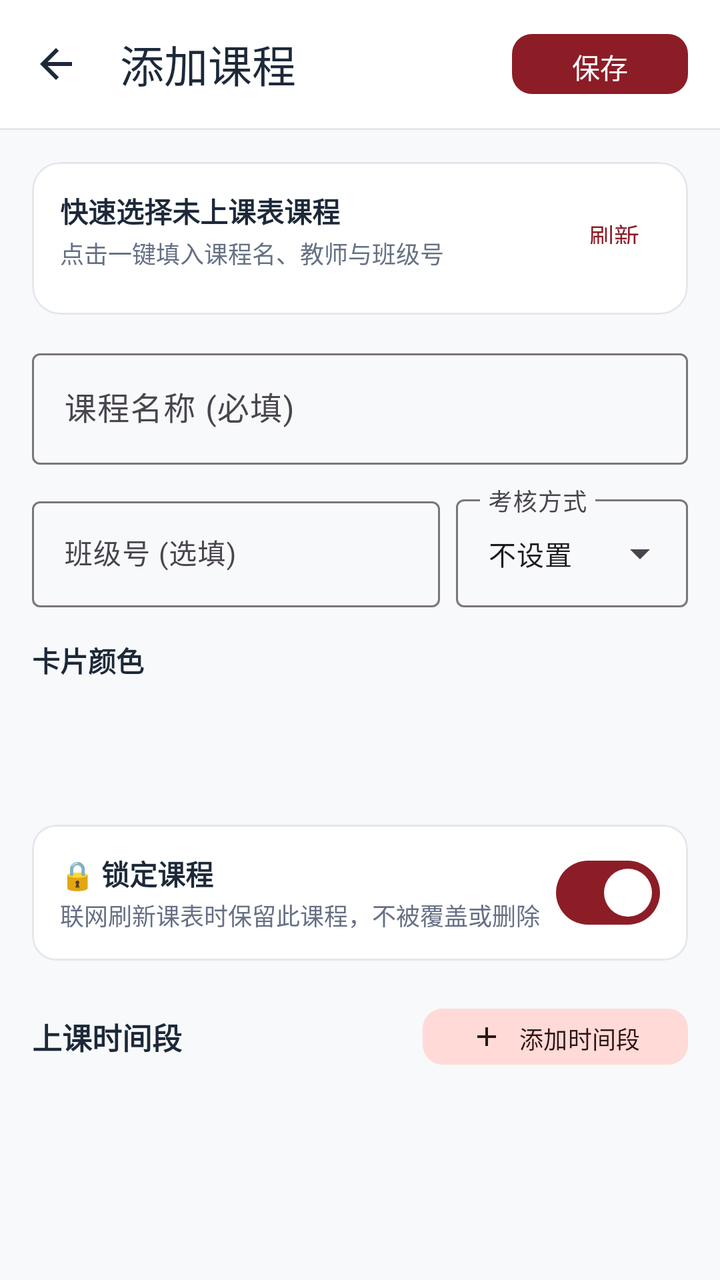
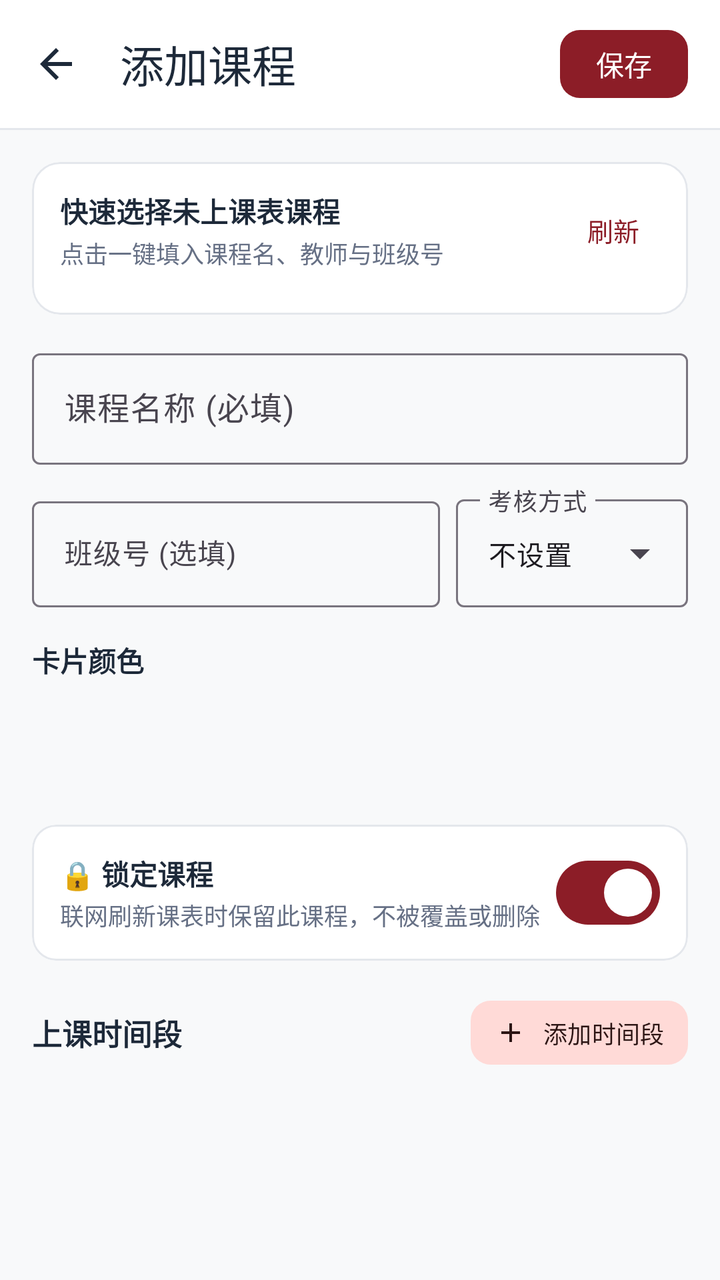

Before-and-after screenshots of an Android layout around one commit, followed by the original layout XML and the change that was made.
<!-- AndroidManifest.xml: application theme Theme.UsstJwgl -->
<!-- res/layout/activity_add_course.xml -->
<?xml version="1.0" encoding="utf-8"?>
<LinearLayout xmlns:android="http://schemas.android.com/apk/res/android"
    xmlns:app="http://schemas.android.com/apk/res-auto"
    android:layout_width="match_parent"
    android:layout_height="match_parent"
    android:fitsSystemWindows="true"
    android:background="@color/background"
    android:orientation="vertical">

    
    <com.google.android.material.appbar.MaterialToolbar
        android:id="@+id/toolbarAddCourse"
        android:layout_width="match_parent"
        android:layout_height="?attr/actionBarSize"
        android:background="@color/surface"
        app:navigationIcon="@drawable/ic_arrow_back"
        app:title="添加课程"
        app:titleTextColor="@color/text_primary">

        <com.google.android.material.button.MaterialButton
            android:id="@+id/btnSaveCourse"
            style="@style/Widget.Material3.Button"
            android:layout_width="wrap_content"
            android:layout_height="38dp"
            android:layout_gravity="end"
            android:layout_marginEnd="16dp"
            android:text="保存"
            app:cornerRadius="10dp" />
    </com.google.android.material.appbar.MaterialToolbar>

    <View
        android:layout_width="match_parent"
        android:layout_height="1dp"
        android:background="@color/border" />

    <androidx.core.widget.NestedScrollView
        android:layout_width="match_parent"
        android:layout_height="0dp"
        android:layout_weight="1"
        android:fillViewport="true">

        <LinearLayout
            android:layout_width="match_parent"
            android:layout_height="wrap_content"
            android:orientation="vertical"
            android:padding="16dp">

            
            <com.google.android.material.card.MaterialCardView
                android:id="@+id/cardQuickPickUnscheduled"
                android:layout_width="match_parent"
                android:layout_height="wrap_content"
                android:layout_marginBottom="14dp"
                app:cardBackgroundColor="@color/surface"
                app:cardCornerRadius="14dp"
                app:cardElevation="0dp"
                app:strokeColor="@color/border"
                app:strokeWidth="1dp">

                <LinearLayout
                    android:layout_width="match_parent"
                    android:layout_height="wrap_content"
                    android:orientation="vertical"
                    android:padding="14dp">

                    <LinearLayout
                        android:layout_width="match_parent"
                        android:layout_height="wrap_content"
                        android:gravity="center_vertical"
                        android:orientation="horizontal">

                        <LinearLayout
                            android:layout_width="0dp"
                            android:layout_height="wrap_content"
                            android:layout_weight="1"
                            android:orientation="vertical">

                            <TextView
                                android:layout_width="wrap_content"
                                android:layout_height="wrap_content"
                                android:text="快速选择未上课表课程"
                                android:textColor="@color/text_primary"
                                android:textSize="14sp"
                                android:textStyle="bold" />

                            <TextView
                                android:id="@+id/tvUnscheduledHint"
                                android:layout_width="wrap_content"
                                android:layout_height="wrap_content"
                                android:layout_marginTop="2dp"
                                android:text="点击一键填入课程名、教师与班级号"
                                android:textColor="@color/text_secondary"
                                android:textSize="12sp" />
                        </LinearLayout>

                        <ProgressBar
                            android:id="@+id/progressUnscheduled"
                            style="?android:attr/progressBarStyleSmall"
                            android:layout_width="18dp"
                            android:layout_height="18dp"
                            android:layout_marginEnd="6dp"
                            android:visibility="gone" />

                        <com.google.android.material.button.MaterialButton
                            android:id="@+id/btnRefreshUnscheduled"
                            style="@style/Widget.Material3.Button.TextButton"
                            android:layout_width="wrap_content"
                            android:layout_height="34dp"
                            android:minWidth="0dp"
                            android:paddingHorizontal="10dp"
                            android:text="刷新"
                            android:textSize="12.5sp" />
                    </LinearLayout>

                    <TextView
                        android:id="@+id/tvUnscheduledEmpty"
                        android:layout_width="match_parent"
                        android:layout_height="wrap_content"
                        android:layout_marginTop="8dp"
                        android:text="本学期暂无未上课表的课程，可手动填写"
                        android:textColor="@color/text_tertiary"
                        android:textSize="12sp"
                        android:visibility="gone" />

                    <LinearLayout
                        android:id="@+id/llUnscheduledList"
                        android:layout_width="match_parent"
                        android:layout_height="wrap_content"
                        android:layout_marginTop="8dp"
                        android:orientation="vertical" />
                </LinearLayout>
            </com.google.android.material.card.MaterialCardView>

            
            <com.google.android.material.textfield.TextInputLayout
                style="@style/Widget.Material3.TextInputLayout.OutlinedBox"
                android:layout_width="match_parent"
                android:layout_height="wrap_content"
                android:hint="课程名称 (必填)">

                <com.google.android.material.textfield.TextInputEditText
                    android:id="@+id/etCourseName"
                    android:layout_width="match_parent"
                    android:layout_height="wrap_content"
                    android:singleLine="true"
                    android:textSize="16sp" />
            </com.google.android.material.textfield.TextInputLayout>

            
            <LinearLayout
                android:layout_width="match_parent"
                android:layout_height="wrap_content"
                android:layout_marginTop="12dp"
                android:orientation="horizontal">

                <com.google.android.material.textfield.TextInputLayout
                    style="@style/Widget.Material3.TextInputLayout.OutlinedBox"
                    android:layout_width="0dp"
                    android:layout_height="wrap_content"
                    android:layout_weight="1"
                    android:layout_marginEnd="8dp"
                    android:hint="班级号 (选填)">

                    <com.google.android.material.textfield.TextInputEditText
                        android:id="@+id/etClassCode"
                        android:layout_width="match_parent"
                        android:layout_height="wrap_content"
                        android:singleLine="true"
                        android:textSize="14sp" />
                </com.google.android.material.textfield.TextInputLayout>

                <com.google.android.material.textfield.TextInputLayout
                    style="@style/Widget.Material3.TextInputLayout.OutlinedBox.ExposedDropdownMenu"
                    android:layout_width="116dp"
                    android:layout_height="wrap_content"
                    android:hint="考核方式">

                    <AutoCompleteTextView
                        android:id="@+id/actvExamType"
                        android:layout_width="match_parent"
                        android:layout_height="wrap_content"
                        android:inputType="none"
                        android:text="不设置"
                        android:textSize="13.5sp" />
                </com.google.android.material.textfield.TextInputLayout>
            </LinearLayout>

            
            <TextView
                android:layout_width="wrap_content"
                android:layout_height="wrap_content"
                android:layout_marginTop="16dp"
                android:text="卡片颜色"
                android:textColor="@color/text_primary"
                android:textSize="14sp"
                android:textStyle="bold" />

            <HorizontalScrollView
                android:layout_width="match_parent"
                android:layout_height="wrap_content"
                android:layout_marginTop="8dp"
                android:scrollbars="none">

                <LinearLayout
                    android:id="@+id/llColorPalette"
                    android:layout_width="wrap_content"
                    android:layout_height="48dp"
                    android:gravity="center_vertical"
                    android:orientation="horizontal">
                    
                </LinearLayout>
            </HorizontalScrollView>

            
            <com.google.android.material.card.MaterialCardView
                android:id="@+id/cardLockCourse"
                android:layout_width="match_parent"
                android:layout_height="wrap_content"
                android:layout_marginTop="16dp"
                app:cardBackgroundColor="@color/surface"
                app:cardCornerRadius="12dp"
                app:cardElevation="0dp"
                app:strokeColor="@color/border"
                app:strokeWidth="1dp">

                <LinearLayout
                    android:layout_width="match_parent"
                    android:layout_height="wrap_content"
                    android:gravity="center_vertical"
                    android:orientation="horizontal"
                    android:paddingHorizontal="14dp"
                    android:paddingVertical="10dp">

                    <LinearLayout
                        android:layout_width="0dp"
                        android:layout_height="wrap_content"
                        android:layout_weight="1"
                        android:orientation="vertical">

                        <TextView
                            android:layout_width="wrap_content"
                            android:layout_height="wrap_content"
                            android:text="🔒 锁定课程"
                            android:textColor="@color/text_primary"
                            android:textSize="14sp"
                            android:textStyle="bold" />

                        <TextView
                            android:layout_width="wrap_content"
                            android:layout_height="wrap_content"
                            android:layout_marginTop="2dp"
                            android:text="联网刷新课表时保留此课程，不被覆盖或删除"
                            android:textColor="@color/text_secondary"
                            android:textSize="12sp" />
                    </LinearLayout>

                    <com.google.android.material.materialswitch.MaterialSwitch
                        android:id="@+id/switchLockCourse"
                        android:layout_width="wrap_content"
                        android:layout_height="wrap_content"
                        android:checked="true" />
                </LinearLayout>
            </com.google.android.material.card.MaterialCardView>

            
            <LinearLayout
                android:layout_width="match_parent"
                android:layout_height="wrap_content"
                android:layout_marginTop="20dp"
                android:gravity="center_vertical"
                android:orientation="horizontal">

                <TextView
                    android:layout_width="0dp"
                    android:layout_height="wrap_content"
                    android:layout_weight="1"
                    android:text="上课时间段"
                    android:textColor="@color/text_primary"
                    android:textSize="15sp"
                    android:textStyle="bold" />

                <com.google.android.material.button.MaterialButton
                    android:id="@+id/btnAddSlot"
                    style="@style/Widget.Material3.Button.TonalButton"
                    android:layout_width="wrap_content"
                    android:layout_height="36dp"
                    android:text="添加时间段"
                    android:textSize="12sp"
                    app:cornerRadius="10dp"
                    app:icon="@drawable/ic_add"
                    app:iconGravity="textStart"
                    app:iconSize="16dp" />
            </LinearLayout>

            
            <LinearLayout
                android:id="@+id/llSlotsContainer"
                android:layout_width="match_parent"
                android:layout_height="wrap_content"
                android:layout_marginTop="8dp"
                android:orientation="vertical">
                
            </LinearLayout>

        </LinearLayout>
    </androidx.core.widget.NestedScrollView>

</LinearLayout>
<!-- resources referenced by this layout -->
<resources>
  <color name="background">#F8F9FA</color>
  <color name="border">#E4E7EC</color>
  <color name="surface">#FFFFFF</color>
  <color name="text_primary">#1D2939</color>
  <color name="text_secondary">#667085</color>
  <color name="text_tertiary">#98A2B3</color>
  <!-- drawable ic_add (drawable) -->
  <vector xmlns:android="http://schemas.android.com/apk/res/android"
      android:width="24dp"
      android:height="24dp"
      android:viewportWidth="24"
      android:viewportHeight="24">
    <path
        android:fillColor="#FF000000"
        android:pathData="M19,13h-6v6h-2v-6H5v-2h6V5h2v6h6v2z"/>
  </vector>
  <!-- drawable ic_arrow_back (drawable) -->
  <vector xmlns:android="http://schemas.android.com/apk/res/android"
      android:width="24dp"
      android:height="24dp"
      android:viewportWidth="24"
      android:viewportHeight="24">
    <path
        android:fillColor="@color/text_primary"
        android:pathData="M20,11H7.83l5.59,-5.59L12,4l-8,8 8,8 1.41,-1.41L7.83,13H20v-2z"/>
  </vector>
  <style name="Theme.UsstJwgl" parent="Theme.Material3.DayNight.NoActionBar">
          <item name="colorPrimary">@color/primary</item>
          <item name="colorOnPrimary">@color/on_primary</item>
          <item name="colorPrimaryContainer">@color/primary_container</item>
          <item name="colorOnPrimaryContainer">@color/on_primary_container</item>
  
          <item name="colorSecondary">@color/secondary</item>
          <item name="colorSecondaryContainer">@color/secondary_container</item>
          <item name="colorOnSecondaryContainer">@color/on_secondary_container</item>
  
          <item name="android:statusBarColor">@android:color/transparent</item>
          <item name="android:windowLightStatusBar">true</item>
          <item name="android:navigationBarColor">@android:color/transparent</item>
          <item name="android:windowLightNavigationBar" tools:targetApi="o_mr1">true</item>
          <item name="android:windowBackground">@color/background</item>
  
          
          <item name="bottomNavigationStyle">@style/Widget.Material3.BottomNavigationView</item>
  
          
          <item name="materialCardViewStyle">@style/Widget.Material3.CardView.Outlined</item>
          <item name="android:forceDarkAllowed" tools:targetApi="q">false</item>
      </style>
  <color name="primary">#8C1D27</color>
  <color name="on_primary">#FFFFFF</color>
  <color name="primary_container">#FFDAD8</color>
  <color name="on_primary_container">#3B080E</color>
  <color name="secondary">#775654</color>
  <color name="secondary_container">#FFDAD7</color>
  <color name="on_secondary_container">#2C1514</color>
</resources>

<!-- the commit's change to res/layout/activity_add_course.xml (unified diff, before → after) -->
@@ -21,10 +21,19 @@
             android:id="@+id/btnSaveCourse"
             style="@style/Widget.Material3.Button"
             android:layout_width="wrap_content"
-            android:layout_height="38dp"
-            android:layout_gravity="end"
+            android:layout_height="34dp"
+            android:layout_gravity="end|center_vertical"
             android:layout_marginEnd="16dp"
+            android:gravity="center"
+            android:includeFontPadding="false"
+            android:insetTop="0dp"
+            android:insetBottom="0dp"
+            android:minWidth="64dp"
+            android:minHeight="0dp"
+            android:paddingHorizontal="16dp"
+            android:paddingVertical="0dp"
             android:text="保存"
+            android:textSize="14sp"
             app:cornerRadius="10dp" />
     </com.google.android.material.appbar.MaterialToolbar>
 
@@ -106,10 +115,16 @@
                             style="@style/Widget.Material3.Button.TextButton"
                             android:layout_width="wrap_content"
                             android:layout_height="34dp"
+                            android:gravity="center"
+                            android:includeFontPadding="false"
+                            android:insetTop="0dp"
+                            android:insetBottom="0dp"
                             android:minWidth="0dp"
+                            android:minHeight="0dp"
                             android:paddingHorizontal="10dp"
+                            android:paddingVertical="0dp"
                             android:text="刷新"
-                            android:textSize="12.5sp" />
+                            android:textSize="13sp" />
                     </LinearLayout>
 
                     <TextView
@@ -283,7 +298,14 @@
                     android:id="@+id/btnAddSlot"
                     style="@style/Widget.Material3.Button.TonalButton"
                     android:layout_width="wrap_content"
-                    android:layout_height="36dp"
+                    android:layout_height="32dp"
+                    android:gravity="center"
+                    android:includeFontPadding="false"
+                    android:insetTop="0dp"
+                    android:insetBottom="0dp"
+                    android:minHeight="0dp"
+                    android:paddingHorizontal="12dp"
+                    android:paddingVertical="0dp"
                     android:text="添加时间段"
                     android:textSize="12sp"
                     app:cornerRadius="10dp"
